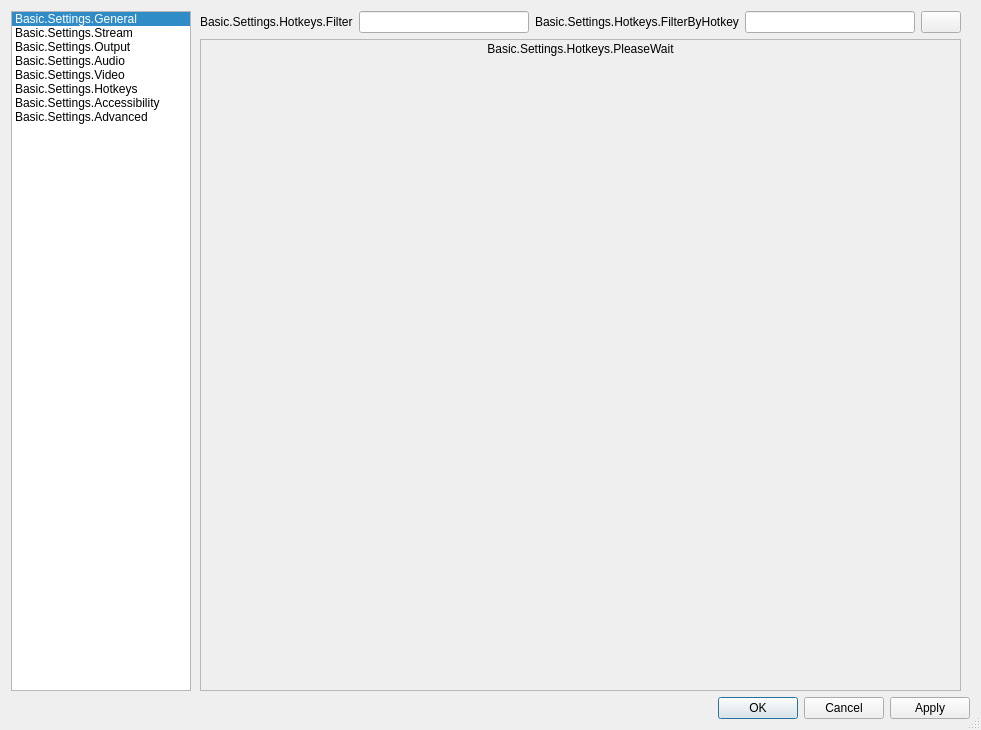
The window that UI/forms/OBSBasicSettings.ui (obsproject/obs-studio) describes before a commit, drawn with Qt 5.
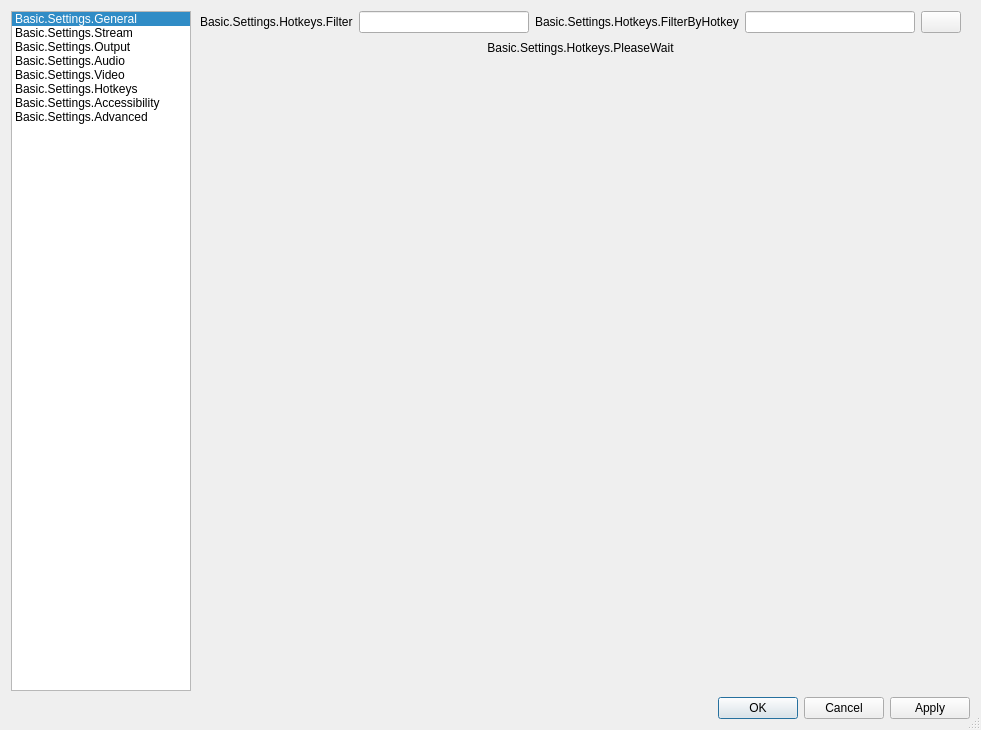
The same window after the commit. The open tabs and pages were chosen to show the change. Icons and pictures are not drawn. Custom widgets are drawn as their Qt base class.

Commit message: UI: Fix hotkeys background

What changed in the file:
```diff
--- a/UI/forms/OBSBasicSettings.ui
+++ b/UI/forms/OBSBasicSettings.ui
@@ -5886,6 +5886,12 @@
          </item>
          <item>
           <widget class="QScrollArea" name="hotkeyScrollArea">
+           <property name="frameShape">
+            <enum>QFrame::NoFrame</enum>
+           </property>
+           <property name="frameShadow">
+            <enum>QFrame::Plain</enum>
+           </property>
            <property name="widgetResizable">
             <bool>true</bool>
            </property>
```
The commit also changes 5 other files.
